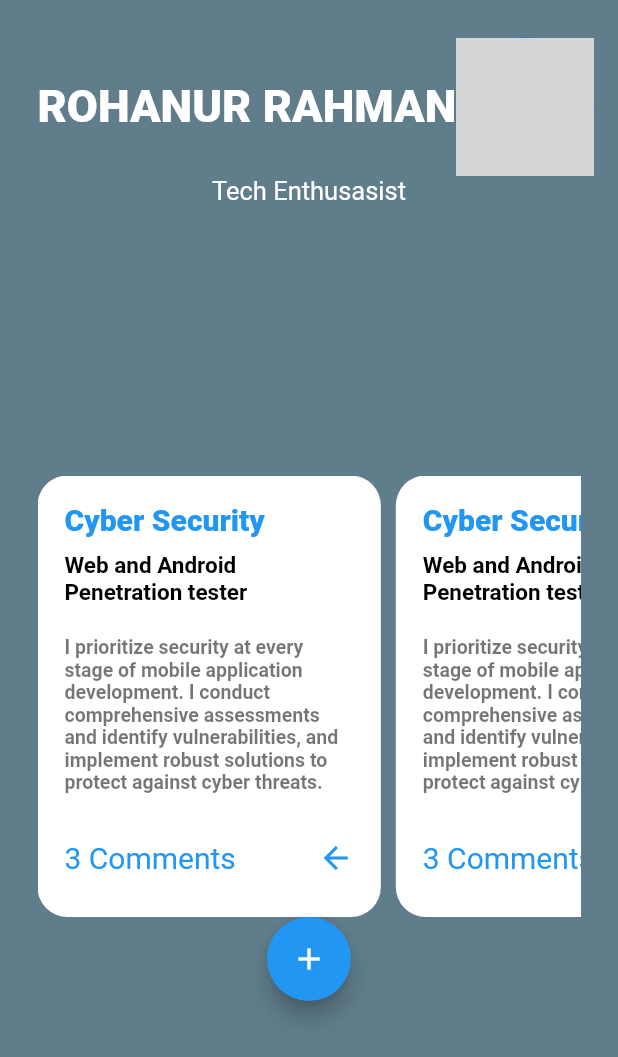
After one commit to ontu001/Flutter_UI_challange, a Flutter app: the screen it shows after launch, after a tap on "Task", on a phone screen of 412 x 824 dp. The commit adds this screen. Shown: the top 1057 px of the screen. Run offline on Flutter 3.47's test engine with Material 2 defaults, Android fonts, the phone set to English and light mode, and no system bars; network calls fail; Roboto replaces fonts that are missing (Segoe UI); grey boxes are pictures that could not be loaded.

Commit message:
task screen 80% done without floating bar

```diff
--- a/lib/Product.dart
+++ b/lib/Product.dart
@@ -1,22 +1,26 @@
+
 import 'package:flutter/material.dart';
 
-class Products extends StatelessWidget {
-  const Products({super.key});
+class ProductActivity extends StatelessWidget {
+  const ProductActivity({super.key});
 
   @override
   Widget build(BuildContext context) {
     return Scaffold(
       body: Padding(
-        padding: EdgeInsets.all(25.0),
+        padding: const EdgeInsets.all(25.0),
         child: Column(
           children: [
-            Container(
+            Padding(
+              padding: const EdgeInsets.all(20.0),
+              child: SizedBox(
                 height: MediaQuery.of(context).size.height / 2,
                 width: MediaQuery.of(context).size.width,
                 child: Image.network(
-                  "https://scontent.fdac135-1.fna.fbcdn.net/v/t1.15752-9/346097708_1651348595370965_3981998316299563731_n.png?_nc_cat=101&ccb=1-7&_nc_sid=ae9488&_nc_eui2=AeHqTk2naCKoMfoefGWBpkX0mwJh2PoDp1mbAmHY-gOnWVnHdVIO4GISupLydibZgGu8M5StyfiW_Ys1sB4htHVy&_nc_ohc=49zAvkWYP94AX_4SQLx&_nc_ht=scontent.fdac135-1.fna&oh=03_AdQto_USQKsLSUZGZbi3Ph6x1KAiNBH0ii1ZR9TlQnzuww&oe=648742C5"),
+                    "https://scontent.fdac135-1.fna.fbcdn.net/v/t1.15752-9/346097708_1651348595370965_3981998316299563731_n.png?_nc_cat=101&ccb=1-7&_nc_sid=ae9488&_nc_eui2=AeHqTk2naCKoMfoefGWBpkX0mwJh2PoDp1mbAmHY-gOnWVnHdVIO4GISupLydibZgGu8M5StyfiW_Ys1sB4htHVy&_nc_ohc=49zAvkWYP94AX_4SQLx&_nc_ht=scontent.fdac135-1.fna&oh=03_AdTMcHEOdY09adCyYyTDxLHD3xVEfgIL4qdA2P9aYX1AEg&oe=6486D245"),
               ),
-            SizedBox(
+            ),
+            const SizedBox(
               height: 10,
             ),
             Stack(
@@ -24,41 +28,47 @@ class Products extends StatelessWidget {
               clipBehavior: Clip.none,
               children: [
                 Container(
-                  height: MediaQuery.of(context).size.height / 3.7,
+                  height: MediaQuery.of(context).size.height / 3.6,
                   width: MediaQuery.of(context).size.width,
                   decoration: BoxDecoration(
-                      border: Border.all(width: 5, color: Colors.grey),
-                      borderRadius: BorderRadius.only(
+                    color: Colors.white,
+                    border: Border.all(width: 5, color: Color(0xffeceaea)),
+                    borderRadius: const BorderRadius.only(
+                      topRight: Radius.circular(50),
                       topLeft: Radius.circular(50),
-                          topRight: Radius.circular(50))),
+                    ),
+                  ),
                   child: Padding(
-                    padding: EdgeInsets.all(20.0),
+                    padding: const EdgeInsets.all(20.0),
                     child: Column(
                       crossAxisAlignment: CrossAxisAlignment.start,
-                      children: [
+                      children: const [
                         Text(
                           "Polex",
                           style: TextStyle(
-                              fontSize: 24,
                               fontWeight: FontWeight.w700,
                               fontFamily: "Segoe UI",
+                              fontSize: 24,
                               color: Colors.black54),
                         ),
+                        SizedBox(
+                          height: 2,
+                        ),
                         Text(
-                          "A567G3",
+                          "A65291",
                           style: TextStyle(
+                            color: Colors.grey,
                             fontSize: 14,
                             fontWeight: FontWeight.w400,
                           ),
                         ),
                         SizedBox(
-                          height: 20,
+                          height: 25,
                         ),
                         Text(
-                          "This model is veeru famous,This isss a very unique watch , you can buy it if you need. This is bassically a gentle man fashionable watche colection",
+                          "This isss a very unique watch , you can buy it if you need. This is bassically a gentle man fashionable watche colection",
                           style: TextStyle(
-                              fontSize: 17,
-                              fontWeight: FontWeight.w600,
+                              fontSize: 16,
                               fontFamily: "Segoe UI",
                               color: Colors.black54),
                         ),
@@ -66,11 +76,11 @@ class Products extends StatelessWidget {
                           height: 15,
                         ),
                         Text(
-                          "\$250",
+                          "\$166",
                           style: TextStyle(
-                              fontWeight: FontWeight.bold,
+                              fontSize: 30,
                               color: Colors.pinkAccent,
-                              fontSize: 30),
+                              fontWeight: FontWeight.bold),
                         )
                       ],
                     ),
@@ -80,14 +90,11 @@ class Products extends StatelessWidget {
                     bottom: -30,
                     child: CircleAvatar(
                       backgroundColor: Colors.white,
-                  radius: 50,
+
+                      radius: 30,
                       child: Padding(
-                    padding: EdgeInsets.all(5),
-                    child: FloatingActionButton(
-                      onPressed: () {},
-                      child: Image.network(
-                          "https://scontent.fdac135-1.fna.fbcdn.net/v/t1.15752-9/346098263_177845528204520_7930323926911167392_n.png?stp=cp0_dst-png&_nc_cat=101&ccb=1-7&_nc_sid=ae9488&_nc_eui2=AeHdBVlPifGzPDsBIiIJFWvINCeQpppnmBc0J5CmmmeYF5LhBCQMD-e4bQ-dVkUihQ0SXAItpDk3S0BotYE4q6Yu&_nc_ohc=08pi4V8JlwgAX-jxcx5&_nc_ht=scontent.fdac135-1.fna&oh=03_AdT6oKw_9gUcjRkH3kJcql-PBu-F4t7AK1a50nhXAlUvwA&oe=64872CA9"),
-                    ),
+                        padding: const EdgeInsets.all(7),
+                        child: FloatingActionButton(onPressed: (){}, child: Image.network("https://scontent.fdac135-1.fna.fbcdn.net/v/t1.15752-9/346098263_177845528204520_7930323926911167392_n.png?stp=cp0_dst-png&_nc_cat=101&ccb=1-7&_nc_sid=ae9488&_nc_eui2=AeHdBVlPifGzPDsBIiIJFWvINCeQpppnmBc0J5CmmmeYF5LhBCQMD-e4bQ-dVkUihQ0SXAItpDk3S0BotYE4q6Yu&_nc_ohc=08pi4V8JlwgAX-jxcx5&_nc_ht=scontent.fdac135-1.fna&oh=03_AdTfaIvuPiukpnTjOcSFE-LJEbv7TjLvlhH3Z0wrF8QQiA&oe=6486F469"),),
                       ),
                     ))
               ],
--- a/lib/main.dart
+++ b/lib/main.dart
@@ -1,5 +1,6 @@
 import 'package:flutter/material.dart';
-import 'package:new_flutter_ui/Product.dart';
+import 'package:new_flutter_ui/task.dart';
+import 'Product.dart';
 
 void main() {
   runApp(const MyApp());
@@ -21,11 +22,24 @@ class HomeActivity extends StatelessWidget {
   @override
   Widget build(BuildContext context) {
     return Scaffold(
-      body: Center(
-        child: Container(
-          child: ElevatedButton(onPressed: () {
-            Navigator.push(context, MaterialPageRoute(builder: (context) =>const Products()));
-          }, child: Text("Polex Watch")),
+      backgroundColor: Colors.black54,
+      body:Center(
+        child:  Column(
+          crossAxisAlignment: CrossAxisAlignment.center,
+          mainAxisAlignment: MainAxisAlignment.center,
+          children: [
+            Container(
+              child: ElevatedButton(onPressed: (){
+                Navigator.push(context, MaterialPageRoute(builder: (context)=>ProductActivity()));
+              }, child: Text("Polex")),
+            ),
+            SizedBox(height: 10,),
+            Container(
+              child: ElevatedButton(onPressed: (){
+                Navigator.push(context, MaterialPageRoute(builder: (context)=>Task()));
+              }, child: Text("Task")),
+            ),
+          ],
         ),
       ),
     );
--- /dev/null
+++ b/lib/task.dart
@@ -0,0 +1,355 @@
+import 'package:flutter/cupertino.dart';
+import 'package:flutter/material.dart';
+
+class Task extends StatelessWidget {
+  @override
+  Widget build(BuildContext context) {
+    return Scaffold(
+      backgroundColor: Colors.blueGrey,
+      body: Padding(
+        padding: EdgeInsets.all(25.0),
+        child: Column(
+          crossAxisAlignment: CrossAxisAlignment.center,
+
+          children: [
+            Row(
+              mainAxisAlignment: MainAxisAlignment.spaceBetween,
+              children: const [
+                Text(
+                  "ROHANUR RAHMAN",
+                  style: TextStyle(
+                      fontSize: 30,
+                      fontWeight: FontWeight.w800,
+                      color: Colors.white,
+                      fontFamily: "Segoe UI"),
+                ),
+                CircleAvatar(
+                  radius: 46,
+                  backgroundImage: NetworkImage(
+                      "https://scontent.fdac135-1.fna.fbcdn.net/v/t39.30808-6/332465989_782371076619305_126017267244948830_n.jpg?_nc_cat=102&ccb=1-7&_nc_sid=09cbfe&_nc_eui2=AeE2kwAVkJnT9a4QQU0WwxdabTFqd8gzDCptMWp3yDMMKm7hQbaqxhkm_TwyiNO8Y-RtP8iXOFtQXDBYLJFgzl-R&_nc_ohc=UGevweHJJtgAX_0ceGX&_nc_ht=scontent.fdac135-1.fna&oh=00_AfApO7zzOOKCKKKwiq5hE9SI1kckq14AG-fq1eiLE36wDg&oe=64657288"),
+                ),
+              ],
+            ),
+            Container(
+              child: Text(
+                "Tech Enthusasist",
+                style: TextStyle(
+                    fontSize: 17, fontFamily: "Segoe UI", color: Colors.white),
+              ),
+            ),
+            SizedBox(
+              height: 180,
+            ),
+            SingleChildScrollView(
+              scrollDirection: Axis.horizontal,
+              child: Row(
+                children: [
+                  Container(
+                    height: MediaQuery.of(context).size.height / 2.8,
+                    width: MediaQuery.of(context).size.width / 1.8,
+                    decoration: BoxDecoration(
+                        borderRadius: BorderRadius.all(Radius.circular(20)),
+                        color: Colors.white),
+                    child: Padding(
+                      padding: EdgeInsets.all(18),
+                      child: Column(
+                        crossAxisAlignment: CrossAxisAlignment.start,
+                        children: [
+                          Text(
+                            "Cyber Security",
+                            style: TextStyle(
+                                fontSize: 20,
+                                fontWeight: FontWeight.w800,
+                                fontFamily: "Segoe UI",
+                                color: Colors.blue),
+                          ),
+                          SizedBox(height: 10,),
+                          Text(
+                            "Web and Android Penetration tester",
+                            style: TextStyle(
+                                fontSize: 15,
+                                fontWeight: FontWeight.w700,
+                                fontFamily: "Segoe UI",
+                                color: Colors.black),
+                          ),
+                          SizedBox(height: 20,),
+                          Text(
+                            "I prioritize security at every stage of mobile application development. I conduct comprehensive assessments and identify vulnerabilities, and implement robust solutions to protect against cyber threats.",
+                            style: TextStyle(
+                                fontSize: 13,
+                                fontWeight: FontWeight.w600,
+                                fontFamily: "Segoe UI",
+                                color: Colors.black54),
+                          ),
+                          SizedBox(height: 31,),
+                          Row(
+                            mainAxisAlignment: MainAxisAlignment.spaceBetween,
+                            children: [
+                              Text("3 Comments",style: TextStyle(fontSize: 20,fontFamily: "Segoe UI",color: Colors.blue),),
+                              Icon(Icons.arrow_back,color: Colors.blue,)
+                            ],
+                          )
+                        ],
+                      ),
+                    ),
+                  ),
+                  SizedBox(width: 10,),
+                  Container(
+                    height: MediaQuery.of(context).size.height / 2.8,
+                    width: MediaQuery.of(context).size.width / 1.8,
+                    decoration: BoxDecoration(
+                        borderRadius: BorderRadius.all(Radius.circular(20)),
+                        color: Colors.white),
+                    child: Padding(
+                      padding: EdgeInsets.all(18),
+                      child: Column(
+                        crossAxisAlignment: CrossAxisAlignment.start,
+                        children: [
+                          Text(
+                            "Cyber Security",
+                            style: TextStyle(
+                                fontSize: 20,
+                                fontWeight: FontWeight.w800,
+                                fontFamily: "Segoe UI",
+                                color: Colors.blue),
+                          ),
+                          SizedBox(height: 10,),
+                          Text(
+                            "Web and Android Penetration tester",
+                            style: TextStyle(
+                                fontSize: 15,
+                                fontWeight: FontWeight.w700,
+                                fontFamily: "Segoe UI",
+                                color: Colors.black),
+                          ),
+                          SizedBox(height: 20,),
+                          Text(
+                            "I prioritize security at every stage of mobile application development. I conduct comprehensive assessments and identify vulnerabilities, and implement robust solutions to protect against cyber threats.",
+                            style: TextStyle(
+                                fontSize: 13,
+                                fontWeight: FontWeight.w600,
+                                fontFamily: "Segoe UI",
+                                color: Colors.black54),
+                          ),
+                          SizedBox(height: 31,),
+                          Row(
+                            mainAxisAlignment: MainAxisAlignment.spaceBetween,
+                            children: [
+                              Text("3 Comments",style: TextStyle(fontSize: 20,fontFamily: "Segoe UI",color: Colors.blue),),
+                              Icon(Icons.arrow_back,color: Colors.blue,)
+                            ],
+                          )
+                        ],
+                      ),
+                    ),
+                  ),
+                  SizedBox(width: 10,),
+                  Container(
+                    height: MediaQuery.of(context).size.height / 2.8,
+                    width: MediaQuery.of(context).size.width / 1.8,
+                    decoration: BoxDecoration(
+                        borderRadius: BorderRadius.all(Radius.circular(20)),
+                        color: Colors.white),
+                    child: Padding(
+                      padding: EdgeInsets.all(18),
+                      child: Column(
+                        crossAxisAlignment: CrossAxisAlignment.start,
+                        children: [
+                          Text(
+                            "Cyber Security",
+                            style: TextStyle(
+                                fontSize: 20,
+                                fontWeight: FontWeight.w800,
+                                fontFamily: "Segoe UI",
+                                color: Colors.blue),
+                          ),
+                          SizedBox(height: 10,),
+                          Text(
+                            "Web and Android Penetration tester",
+                            style: TextStyle(
+                                fontSize: 15,
+                                fontWeight: FontWeight.w700,
+                                fontFamily: "Segoe UI",
+                                color: Colors.black),
+                          ),
+                          SizedBox(height: 20,),
+                          Text(
+                            "I prioritize security at every stage of mobile application development. I conduct comprehensive assessments and identify vulnerabilities, and implement robust solutions to protect against cyber threats.",
+                            style: TextStyle(
+                                fontSize: 13,
+                                fontWeight: FontWeight.w600,
+                                fontFamily: "Segoe UI",
+                                color: Colors.black54),
+                          ),
+                          SizedBox(height: 31,),
+                          Row(
+                            mainAxisAlignment: MainAxisAlignment.spaceBetween,
+                            children: [
+                              Text("3 Comments",style: TextStyle(fontSize: 20,fontFamily: "Segoe UI",color: Colors.blue),),
+                              Icon(Icons.arrow_back,color: Colors.blue,)
+                            ],
+                          )
+                        ],
+                      ),
+                    ),
+                  ),
+                  SizedBox(width: 10,),
+                  Container(
+                    height: MediaQuery.of(context).size.height / 2.8,
+                    width: MediaQuery.of(context).size.width / 1.8,
+                    decoration: BoxDecoration(
+                        borderRadius: BorderRadius.all(Radius.circular(20)),
+                        color: Colors.white),
+                    child: Padding(
+                      padding: EdgeInsets.all(18),
+                      child: Column(
+                        crossAxisAlignment: CrossAxisAlignment.start,
+                        children: [
+                          Text(
+                            "Cyber Security",
+                            style: TextStyle(
+                                fontSize: 20,
+                                fontWeight: FontWeight.w800,
+                                fontFamily: "Segoe UI",
+                                color: Colors.blue),
+                          ),
+                          SizedBox(height: 10,),
+                          Text(
+                            "Web and Android Penetration tester",
+                            style: TextStyle(
+                                fontSize: 15,
+                                fontWeight: FontWeight.w700,
+                                fontFamily: "Segoe UI",
+                                color: Colors.black),
+                          ),
+                          SizedBox(height: 20,),
+                          Text(
+                            "I prioritize security at every stage of mobile application development. I conduct comprehensive assessments and identify vulnerabilities, and implement robust solutions to protect against cyber threats.",
+                            style: TextStyle(
+                                fontSize: 13,
+                                fontWeight: FontWeight.w600,
+                                fontFamily: "Segoe UI",
+                                color: Colors.black54),
+                          ),
+                          SizedBox(height: 31,),
+                          Row(
+                            mainAxisAlignment: MainAxisAlignment.spaceBetween,
+                            children: [
+                              Text("3 Comments",style: TextStyle(fontSize: 20,fontFamily: "Segoe UI",color: Colors.blue),),
+                              Icon(Icons.arrow_back,color: Colors.blue,)
+                            ],
+                          )
+                        ],
+                      ),
+                    ),
+                  ),
+                  SizedBox(width: 10,),
+                  Container(
+                    height: MediaQuery.of(context).size.height / 2.8,
+                    width: MediaQuery.of(context).size.width / 1.8,
+                    decoration: BoxDecoration(
+                        borderRadius: BorderRadius.all(Radius.circular(20)),
+                        color: Colors.white),
+                    child: Padding(
+                      padding: EdgeInsets.all(18),
+                      child: Column(
+                        crossAxisAlignment: CrossAxisAlignment.start,
+                        children: [
+                          Text(
+                            "Cyber Security",
+                            style: TextStyle(
+                                fontSize: 20,
+                                fontWeight: FontWeight.w800,
+                                fontFamily: "Segoe UI",
+                                color: Colors.blue),
+                          ),
+                          SizedBox(height: 10,),
+                          Text(
+                            "Web and Android Penetration tester",
+                            style: TextStyle(
+                                fontSize: 15,
+                                fontWeight: FontWeight.w700,
+                                fontFamily: "Segoe UI",
+                                color: Colors.black),
+                          ),
+                          SizedBox(height: 20,),
+                          Text(
+                            "I prioritize security at every stage of mobile application development. I conduct comprehensive assessments and identify vulnerabilities, and implement robust solutions to protect against cyber threats.",
+                            style: TextStyle(
+                                fontSize: 13,
+                                fontWeight: FontWeight.w600,
+                                fontFamily: "Segoe UI",
+                                color: Colors.black54),
+                          ),
+                          SizedBox(height: 31,),
+                          Row(
+                            mainAxisAlignment: MainAxisAlignment.spaceBetween,
+                            children: [
+                              Text("3 Comments",style: TextStyle(fontSize: 20,fontFamily: "Segoe UI",color: Colors.blue),),
+                              Icon(Icons.arrow_back,color: Colors.blue,)
+                            ],
+                          )
+                        ],
+                      ),
+                    ),
+                  ),
+                  SizedBox(width: 10,),
+                  Container(
+                    height: MediaQuery.of(context).size.height / 2.8,
+                    width: MediaQuery.of(context).size.width / 1.8,
+                    decoration: BoxDecoration(
+                        borderRadius: BorderRadius.all(Radius.circular(20)),
+                        color: Colors.white),
+                    child: Padding(
+                      padding: EdgeInsets.all(18),
+                      child: Column(
+                        crossAxisAlignment: CrossAxisAlignment.start,
+                        children: [
+                          Text(
+                            "Cyber Security",
+                            style: TextStyle(
+                                fontSize: 20,
+                                fontWeight: FontWeight.w800,
+                                fontFamily: "Segoe UI",
+                                color: Colors.blue),
+                          ),
+                          SizedBox(height: 10,),
+                          Text(
+                            "Web and Android Penetration tester",
+                            style: TextStyle(
+                                fontSize: 15,
+                                fontWeight: FontWeight.w700,
+                                fontFamily: "Segoe UI",
+                                color: Colors.black),
+                          ),
+                          SizedBox(height: 20,),
+                          Text(
+                            "I prioritize security at every stage of mobile application development. I conduct comprehensive assessments and identify vulnerabilities, and implement robust solutions to protect against cyber threats.",
+                            style: TextStyle(
+                                fontSize: 13,
+                                fontWeight: FontWeight.w600,
+                                fontFamily: "Segoe UI",
+                                color: Colors.black54),
+                          ),
+                          SizedBox(height: 31,),
+                          Row(
+                            mainAxisAlignment: MainAxisAlignment.spaceBetween,
+                            children: [
+                              Text("3 Comments",style: TextStyle(fontSize: 20,fontFamily: "Segoe UI",color: Colors.blue),),
+                              Icon(Icons.arrow_back,color: Colors.blue,)
+                            ],
+                          )
+                        ],
+                      ),
+                    ),
+                  ),
+                ],
+              ),
+            ),
+            FloatingActionButton(onPressed: (){},child: Icon(Icons.add),)
+          ],
+        ),
+      ),
+    );
+  }
+}
```
Lines whose indentation alone changed are shown as unchanged.
